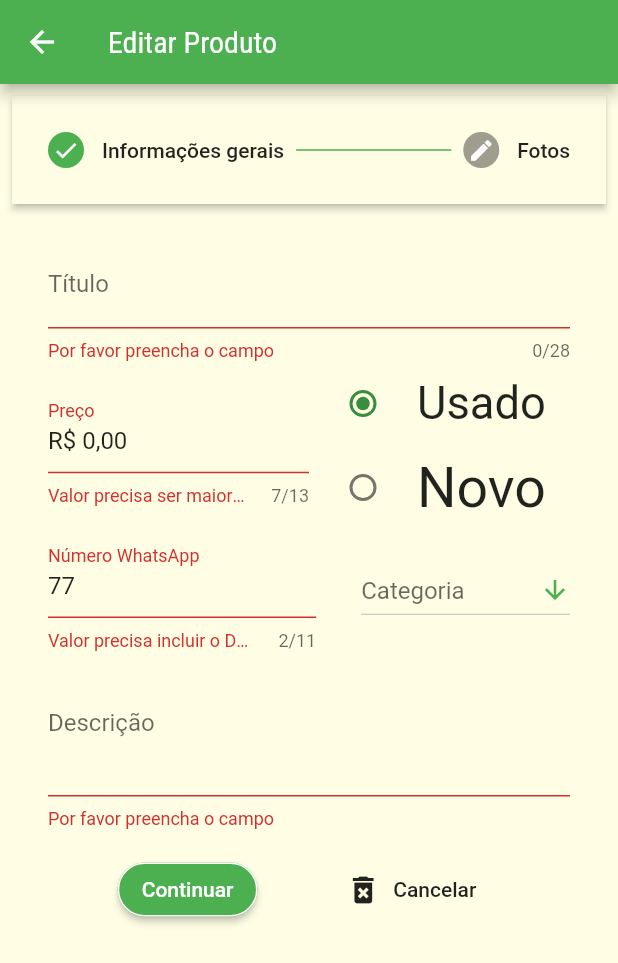
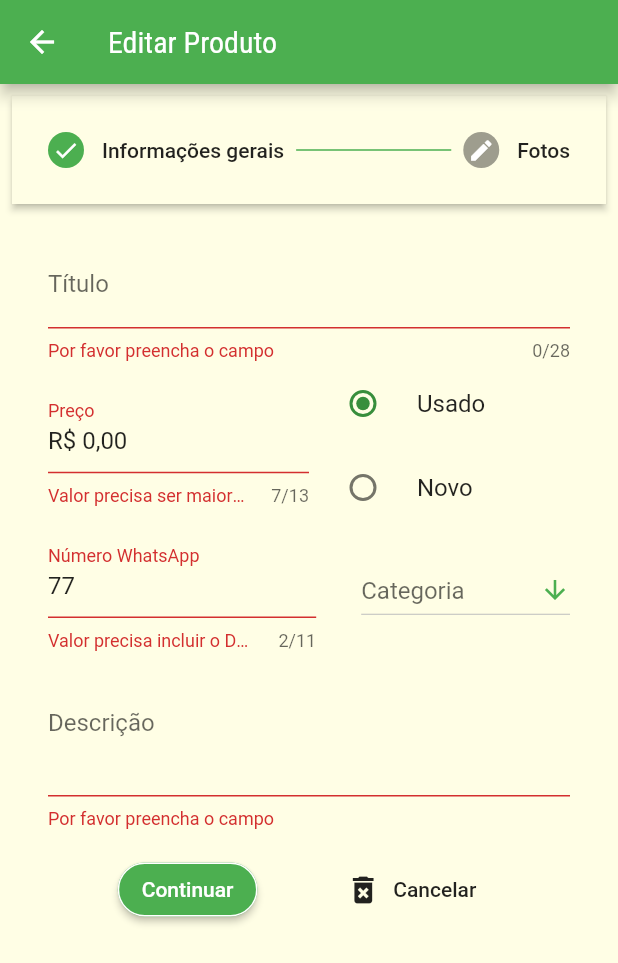
Before and after one commit to Jordhan-Carvalho/flutter-vitrine, a Flutter app: the EditProductScreen screen opened by its route, on a phone screen of 412 x 824 dp. Shown: the top 963 px of the screen. Run offline on Flutter 3.47's test engine with Material 2 defaults, Android fonts, the phone set to English and light mode, and no system bars; our stand-ins replace cloud_firestore, firebase_auth, firebase_crashlytics, firebase_messaging, firebase_storage, google_sign_in and 5 more; missing offline and left inert: flutter_facebook_login, flutter_open_whatsapp; accounts and stored records are empty; network calls fail.

Commit message:
Fixed ZapMsg, Visual fixes

```diff
--- /dev/null
+++ b/lib/helpers/consts.dart
@@ -0,0 +1,3 @@
+class Consts {
+  static const vitrineNumber = "5577991116269";
+}
--- a/lib/screens/buy_services.dart
+++ b/lib/screens/buy_services.dart
@@ -2,6 +2,7 @@ import 'package:flutter/material.dart';
 import 'package:material_design_icons_flutter/material_design_icons_flutter.dart';
 import 'package:flutter_open_whatsapp/flutter_open_whatsapp.dart';
 
+import '../helpers/consts.dart';
 import '../models/service.dart';
 import '../widgets/service_item.dart';
 import '../widgets/benefits_item.dart';
@@ -144,7 +145,7 @@ class BuyServices extends StatelessWidget {
             RaisedButton.icon(
               color: Theme.of(context).primaryColor,
               onPressed: () {
-                FlutterOpenWhatsapp.sendSingleMessage("5577991116269",
+                FlutterOpenWhatsapp.sendSingleMessage(Consts.vitrineNumber,
                     "Olá, estou interessado em anunciar prestação de serviço no Vitrine... como proceder?");
               },
               icon: Icon(MdiIcons.whatsapp),
--- a/lib/screens/edit_product_screen.dart
+++ b/lib/screens/edit_product_screen.dart
@@ -369,8 +369,7 @@ class _EditProductScreenState extends State<EditProductScreen> {
                                         child: Column(
                                           children: <Widget>[
                                             RadioListTile<Condition>(
-                                              title: const FittedBox(
-                                                  child: const Text('Usado')),
+                                              title: const Text('Usado'),
                                               value: Condition.Usado,
                                               groupValue: _editedProd.condition,
                                               activeColor: Theme.of(context)
@@ -382,8 +381,7 @@ class _EditProductScreenState extends State<EditProductScreen> {
                                               },
                                             ),
                                             RadioListTile<Condition>(
-                                              title: const FittedBox(
-                                                  child: const Text('Novo')),
+                                              title: const Text('Novo'),
                                               value: Condition.Novo,
                                               groupValue: _editedProd.condition,
                                               activeColor: Theme.of(context)
--- a/pubspec.yaml
+++ b/pubspec.yaml
@@ -11,7 +11,7 @@ description: A new Flutter project.
 # In iOS, build-name is used as CFBundleShortVersionString while build-number used as CFBundleVersion.
 # Read more about iOS versioning at
 # https://developer.apple.com/library/archive/documentation/General/Reference/InfoPlistKeyReference/Articles/CoreFoundationKeys.html
-version: 1.0.1+2
+version: 1.0.2+3
 
 environment:
   sdk: ">=2.3.0 <3.0.0"
```
Also changed, not shown: lib/screens/about_screen.dart (+18 -3 lines), 1 other file.
